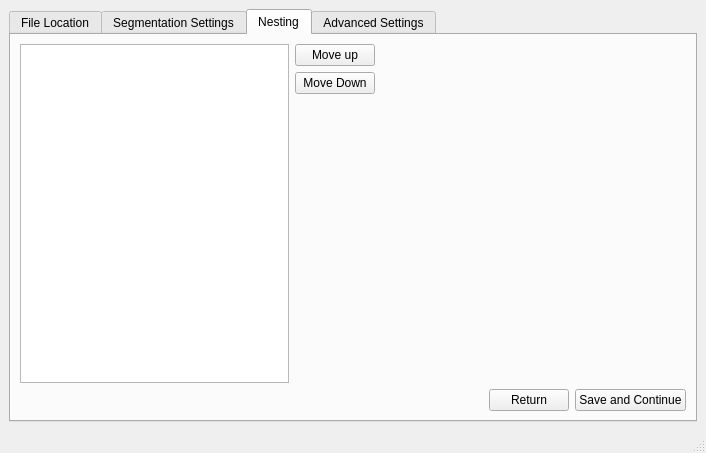
Kiemen-Lab/CODAvision, file CODA.ui: the form before one commit.
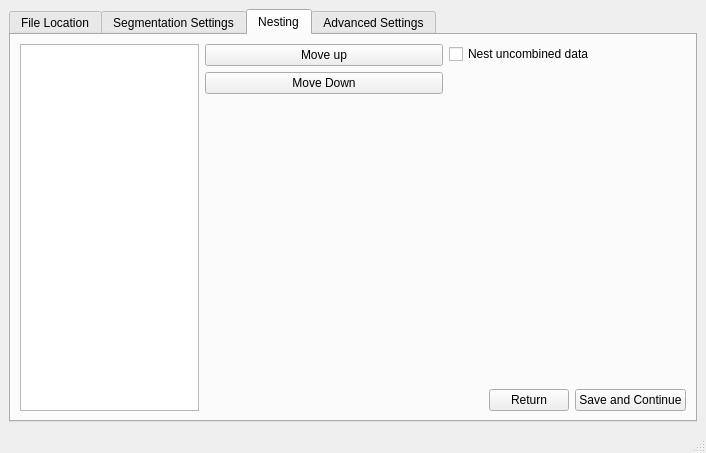
The form after the commit. The open tabs and pages were chosen to show the change.

Commit message: Added checkbos on nesting tab to nest combined and uncombined classes. Plus check for being unable to delete classes where the whitespace setting has not been assigned

The edit to the form file:
```diff
--- a/CODA.ui
+++ b/CODA.ui
@@ -445,20 +445,31 @@
           </item>
          </layout>
         </item>
-        <item row="1" column="2">
-         <spacer name="horizontalSpacer_5">
+        <item row="0" column="2">
+         <layout class="QVBoxLayout" name="verticalLayout_5">
+          <item>
+           <widget class="QCheckBox" name="nesting_checkBox">
+            <property name="text">
+             <string>Nest uncombined data</string>
+            </property>
+           </widget>
+          </item>
+          <item>
+           <spacer name="verticalSpacer_4">
           <property name="orientation">
-           <enum>Qt::Orientation::Horizontal</enum>
+             <enum>Qt::Orientation::Vertical</enum>
           </property>
           <property name="sizeHint" stdset="0">
            <size>
-            <width>305</width>
-            <height>20</height>
+              <width>20</width>
+              <height>161</height>
            </size>
           </property>
          </spacer>
         </item>
-        <item row="2" column="0" colspan="3">
+         </layout>
+        </item>
+        <item row="1" column="1" colspan="2">
          <layout class="QHBoxLayout" name="horizontalLayout_10">
           <item>
            <spacer name="horizontalSpacer_4">
```
Left out of the diff: 2 changed lines with no effect on the pictures. Lines whose indentation alone changed are shown as unchanged. The commit also changes 2 other files.
